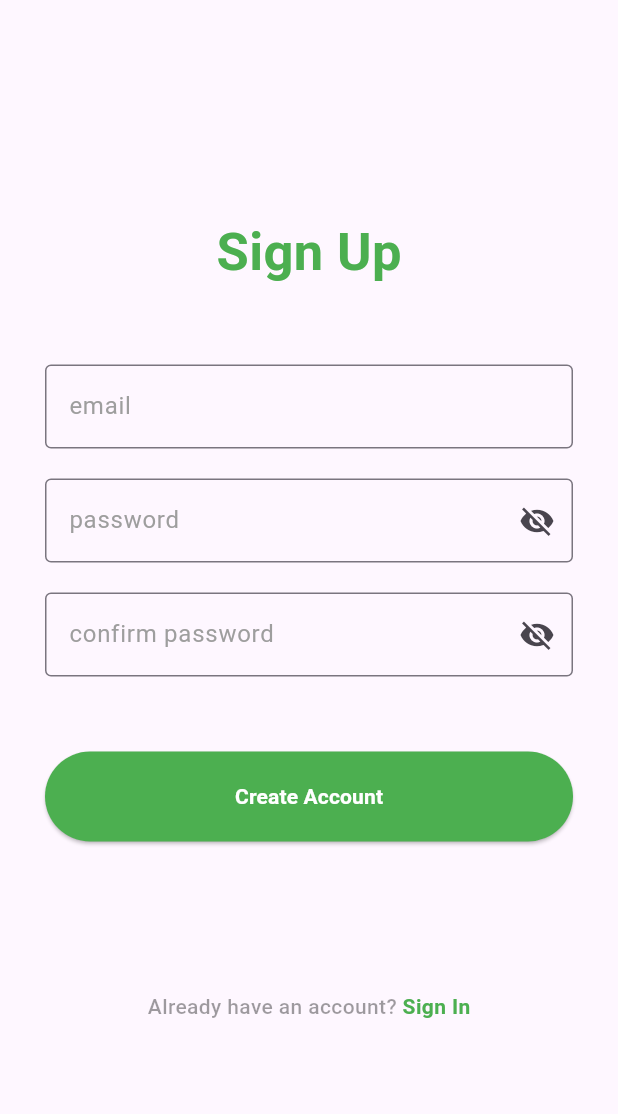
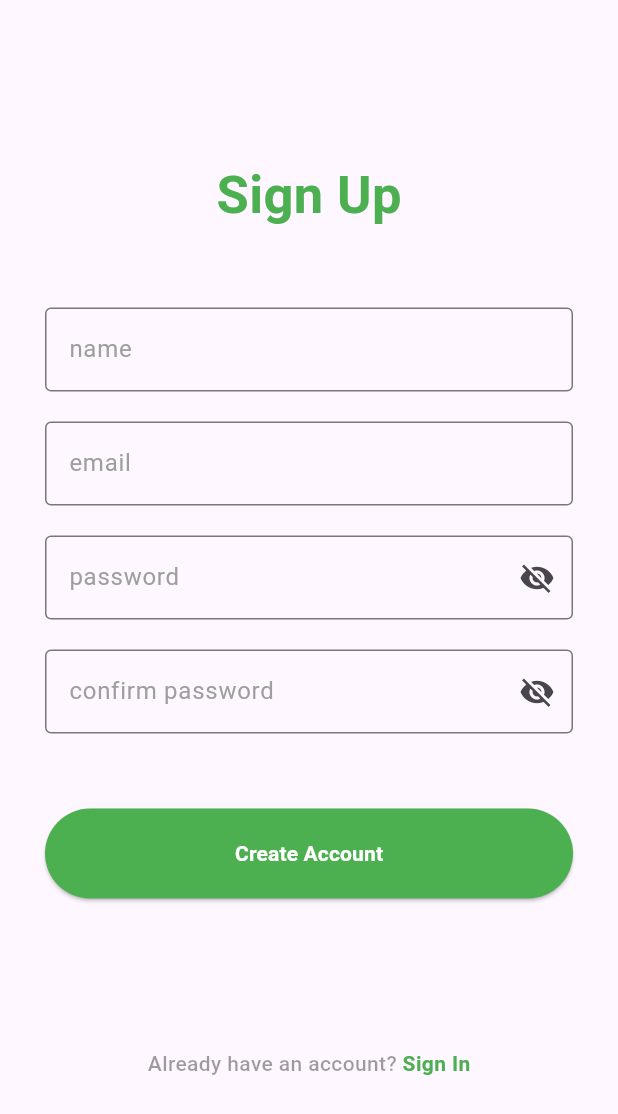
Before and after one commit to OskarPerlinski/recipe_app_supabase_cleanArchitecture_BLoC, a Flutter app: the SignUpPage screen opened directly, on a phone screen of 412 x 824 dp. Shown: the top 1114 px of the screen. Run offline on Flutter 3.47's test engine with Material 3 defaults, Android fonts, the phone set to English and light mode, and no system bars; our stand-ins replace flutter_bloc, flutter_hooks.

Commit message:
added TextField and Navigation

```diff
--- a/lib/presentation/auth/sign_up.dart
+++ b/lib/presentation/auth/sign_up.dart
@@ -1,6 +1,7 @@
 import 'package:flutter/material.dart';
 import 'package:flutter_hooks/flutter_hooks.dart';
 import 'package:recipe_api/commom/widgets/buttons/basic_button.dart';
+import 'package:recipe_api/presentation/auth/sign_in.dart';
 
 class SignUpPage extends HookWidget {
   const SignUpPage({super.key});
@@ -20,6 +21,8 @@ class SignUpPage extends HookWidget {
             children: [
               _loginText(),
               const SizedBox(height: 50),
+              _nameField(),
+              const SizedBox(height: 20),
               _emailField(),
               const SizedBox(height: 20),
               _passwordField(passwordVisible),
@@ -28,7 +31,7 @@ class SignUpPage extends HookWidget {
               const SizedBox(height: 50),
               _createAccButton(),
               const SizedBox(height: 100),
-              _loginToAcc(),
+              _loginToAcc(context),
             ],
           ),
         ),
@@ -44,6 +47,22 @@ class SignUpPage extends HookWidget {
           fontSize: 35,
           fontWeight: FontWeight.bold,
           color: Colors.green,
+        ),
+      ),
+    );
+  }
+
+  Widget _nameField() {
+    return const Padding(
+      padding: EdgeInsets.only(left: 30, right: 30),
+      child: TextField(
+        decoration: InputDecoration(
+          hintText: 'name',
+          hintStyle: TextStyle(color: Colors.grey),
+          border: OutlineInputBorder(),
+          focusedBorder: OutlineInputBorder(
+            borderSide: BorderSide(color: Colors.green, width: 2),
+          ),
         ),
       ),
     );
@@ -125,22 +144,32 @@ class SignUpPage extends HookWidget {
     );
   }
 
-  Widget _loginToAcc() {
-    return const Row(
+  Widget _loginToAcc(BuildContext context) {
+    return Row(
       mainAxisAlignment: MainAxisAlignment.center,
       children: [
-        Text(
+        const Text(
           'Already have an account? ',
           style: TextStyle(
             fontWeight: FontWeight.w500,
             color: Colors.black38,
           ),
         ),
-        Text(
-          'Sign In',
-          style: TextStyle(
-            fontWeight: FontWeight.bold,
-            color: Colors.green,
+        GestureDetector(
+          onTap: () {
+            Navigator.push(
+              context,
+              MaterialPageRoute(
+                builder: (context) => const SignInPage(),
+              ),
+            );
+          },
+          child: const Text(
+            'Sign In',
+            style: TextStyle(
+              fontWeight: FontWeight.bold,
+              color: Colors.green,
+            ),
           ),
         )
       ],
```
